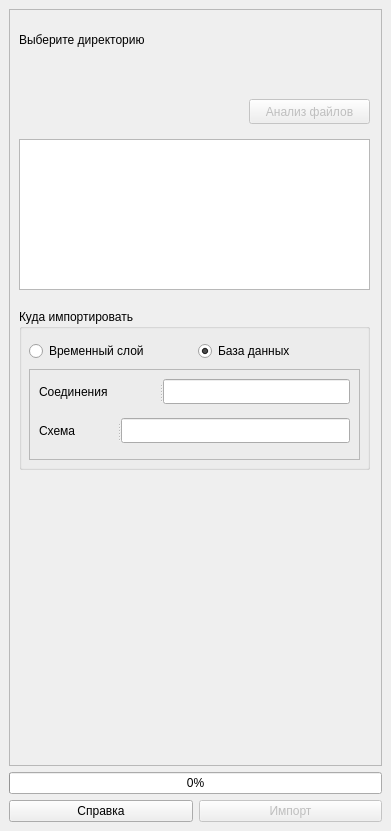
yixellet/cadaster_import, file cadaster_import_dockwidget_base.ui: the form before one commit.
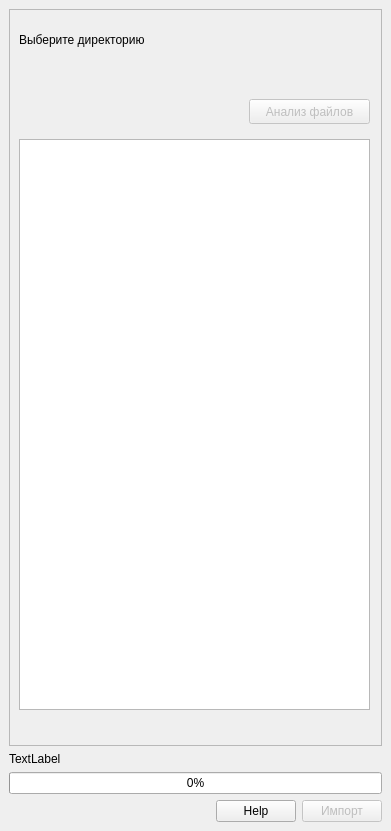
The form after the commit. Icons and pictures are not drawn. Custom widgets are drawn as their Qt base class.

Diff of the .ui file:
```diff
--- a/cadaster_import_dockwidget_base.ui
+++ b/cadaster_import_dockwidget_base.ui
@@ -15,6 +15,22 @@
   </property>
   <widget class="QWidget" name="dockWidgetContents">
    <layout class="QGridLayout" name="gridLayout">
+    <item row="4" column="1">
+     <widget class="QPushButton" name="importButton">
+      <property name="enabled">
+       <bool>false</bool>
+      </property>
+      <property name="autoFillBackground">
+       <bool>false</bool>
+      </property>
+      <property name="text">
+       <string>Импорт</string>
+      </property>
+      <property name="shortcut">
+       <string>Return</string>
+      </property>
+     </widget>
+    </item>
     <item row="0" column="0" colspan="2">
      <widget class="QFrame" name="frame">
       <property name="frameShape">
@@ -23,117 +39,6 @@
       <property name="frameShadow">
        <enum>QFrame::Raised</enum>
       </property>
-      <widget class="QGroupBox" name="importToGroupBox">
-       <property name="geometry">
-        <rect>
-         <x>10</x>
-         <y>300</y>
-         <width>351</width>
-         <height>161</height>
-        </rect>
-       </property>
-       <property name="title">
-        <string>Куда импортировать</string>
-       </property>
-       <property name="flat">
-        <bool>false</bool>
-       </property>
-       <property name="checkable">
-        <bool>false</bool>
-       </property>
-       <widget class="QWidget" name="layoutWidget">
-        <property name="geometry">
-         <rect>
-          <x>10</x>
-          <y>30</y>
-          <width>331</width>
-          <height>25</height>
-         </rect>
-        </property>
-        <layout class="QHBoxLayout" name="importToLayout">
-         <item>
-          <widget class="QRadioButton" name="impotToLayer">
-           <property name="text">
-            <string>Временный слой</string>
-           </property>
-           <property name="checked">
-            <bool>false</bool>
-           </property>
-           <attribute name="buttonGroup">
-            <string notr="true">importTargetGroup</string>
-           </attribute>
-          </widget>
-         </item>
-         <item>
-          <widget class="QRadioButton" name="importToDB">
-           <property name="text">
-            <string>База данных</string>
-           </property>
-           <property name="checked">
-            <bool>true</bool>
-           </property>
-           <attribute name="buttonGroup">
-            <string notr="true">importTargetGroup</string>
-           </attribute>
-          </widget>
-         </item>
-        </layout>
-       </widget>
-       <widget class="QFrame" name="dbFrame">
-        <property name="geometry">
-         <rect>
-          <x>10</x>
-          <y>60</y>
-          <width>331</width>
-          <height>91</height>
-         </rect>
-        </property>
-        <property name="frameShape">
-         <enum>QFrame::StyledPanel</enum>
-        </property>
-        <property name="frameShadow">
-         <enum>QFrame::Raised</enum>
-        </property>
-        <widget class="QSplitter" name="splitter">
-         <property name="geometry">
-          <rect>
-           <x>10</x>
-           <y>10</y>
-           <width>311</width>
-           <height>25</height>
-          </rect>
-         </property>
-         <property name="orientation">
-          <enum>Qt::Horizontal</enum>
-         </property>
-         <widget class="QLabel" name="connectionsLabel">
-          <property name="text">
-           <string>Соединения</string>
-          </property>
-         </widget>
-         <widget class="QLineEdit" name="dbLineEdit"/>
-        </widget>
-        <widget class="QSplitter" name="splitter_2">
-         <property name="geometry">
-          <rect>
-           <x>10</x>
-           <y>49</y>
-           <width>311</width>
-           <height>25</height>
-          </rect>
-         </property>
-         <property name="orientation">
-          <enum>Qt::Horizontal</enum>
-         </property>
-         <widget class="QLabel" name="schemaLabel">
-          <property name="text">
-           <string>Схема</string>
-          </property>
-         </widget>
-         <widget class="QLineEdit" name="schemaLineEdit"/>
-        </widget>
-       </widget>
-      </widget>
       <widget class="QPushButton" name="analizeButton">
        <property name="enabled">
         <bool>false</bool>
@@ -156,12 +61,15 @@
          <x>10</x>
          <y>130</y>
          <width>351</width>
-         <height>151</height>
+         <height>571</height>
         </rect>
        </property>
        <property name="readOnly">
         <bool>true</bool>
        </property>
+       <property name="textInteractionFlags">
+        <set>Qt::NoTextInteraction</set>
+       </property>
       </widget>
       <widget class="QWidget" name="layoutWidget">
        <property name="geometry">
@@ -197,42 +105,36 @@
       </widget>
      </widget>
     </item>
-    <item row="2" column="1">
-     <widget class="QPushButton" name="importButton">
-      <property name="enabled">
-       <bool>false</bool>
-      </property>
-      <property name="autoFillBackground">
-       <bool>false</bool>
-      </property>
-      <property name="text">
-       <string>Импорт</string>
-      </property>
-      <property name="shortcut">
-       <string>Return</string>
-      </property>
-     </widget>
-    </item>
     <item row="2" column="0">
-     <widget class="QPushButton" name="cancelButton">
+     <widget class="QLabel" name="progressBarLabel">
+      <property name="sizePolicy">
+       <sizepolicy hsizetype="Preferred" vsizetype="Fixed">
+        <horstretch>0</horstretch>
+        <verstretch>0</verstretch>
+       </sizepolicy>
+      </property>
       <property name="text">
-       <string>Справка</string>
-      </property>
-      <property name="icon">
-       <iconset theme="QgsApplication.getThemeIcon(&quot;mActionHelpContents.svg&quot;)"/>
-      </property>
-      <property name="shortcut">
-       <string>Esc</string>
+       <string>TextLabel</string>
       </property>
      </widget>
     </item>
-    <item row="1" column="0" colspan="2">
+    <item row="3" column="0" colspan="2">
      <widget class="QProgressBar" name="progressBar">
       <property name="value">
        <number>0</number>
       </property>
      </widget>
     </item>
+    <item row="4" column="0">
+     <widget class="QDialogButtonBox" name="buttonBox">
+      <property name="standardButtons">
+       <set>QDialogButtonBox::Help</set>
+      </property>
+      <property name="centerButtons">
+       <bool>false</bool>
+      </property>
+     </widget>
+    </item>
    </layout>
   </widget>
  </widget>
```
Left out of the diff: 4 changed lines with no effect on the pictures.
